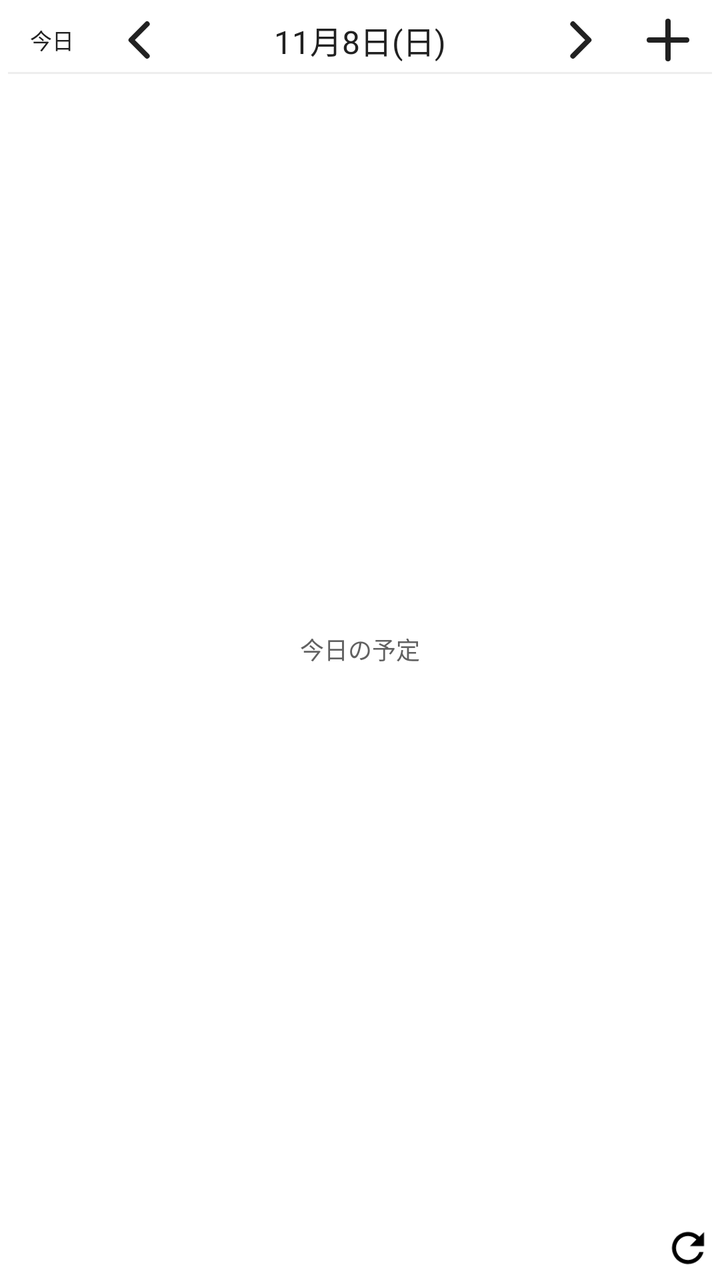
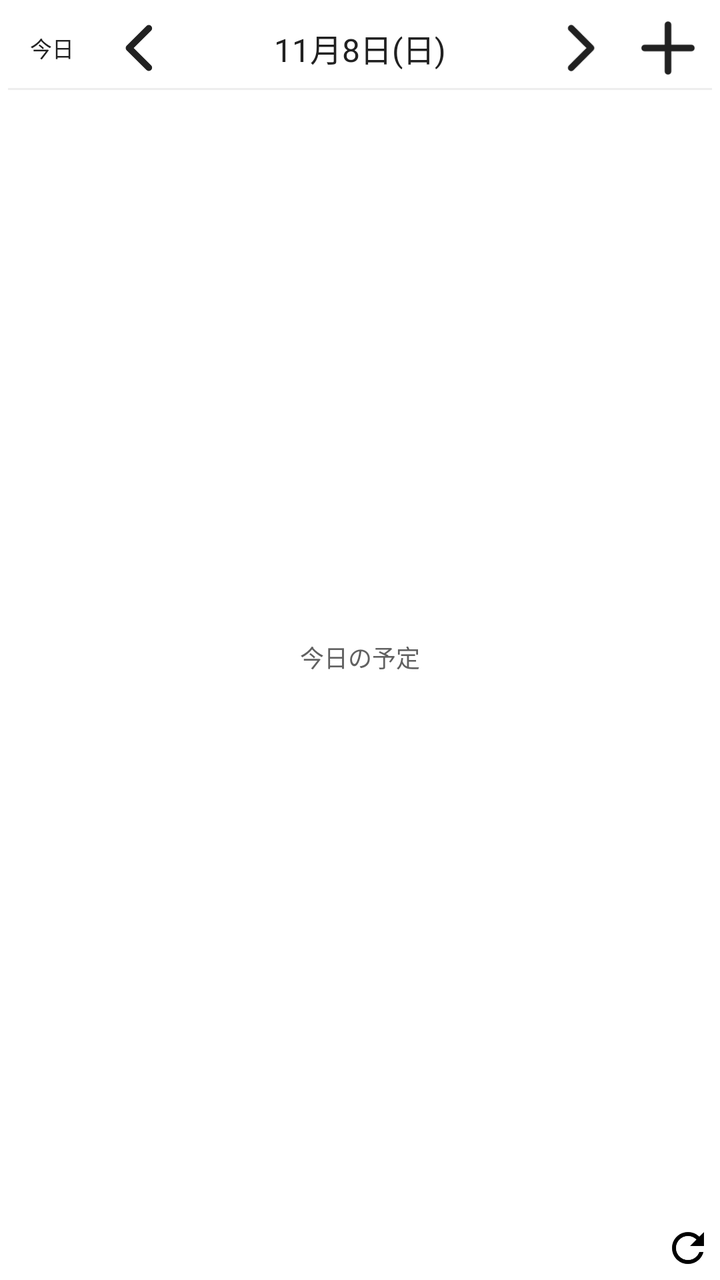

An Android layout rendered at two revisions. The XML below is the earlier revision; the diff shows what the commit changed to produce the second picture.
<!-- AndroidManifest.xml: fallback theme Theme.MaterialComponents.DayNight.NoActionBar -->
<!-- res/layout/daily_calendar_widget_loading.xml -->
<?xml version="1.0" encoding="utf-8"?>
<FrameLayout xmlns:android="http://schemas.android.com/apk/res/android"
    android:layout_width="match_parent" android:layout_height="match_parent"
    android:background="@drawable/calendar_widget_background" android:padding="4dp">
    <LinearLayout android:id="@+id/calendar_content" android:layout_width="match_parent"
        android:layout_height="match_parent" android:orientation="vertical">
        <LinearLayout android:id="@+id/daily_compact_header" android:layout_width="match_parent"
            android:layout_height="20dp" android:visibility="gone" android:gravity="center_vertical">
            <TextView android:id="@+id/daily_compact_date" android:layout_width="0dp" android:layout_weight="1"
                android:layout_height="match_parent" android:gravity="center" android:maxLines="1"
                android:textSize="12sp" android:textColor="#212121" android:ellipsize="end"/>
            <ImageView android:id="@+id/daily_compact_refresh" android:layout_width="24dp" android:layout_height="match_parent"
                android:scaleType="fitCenter" android:src="@drawable/ic_widget_refresh" android:contentDescription="更新"/>
        </LinearLayout>
        <LinearLayout android:layout_width="match_parent" android:layout_height="32dp"
            android:gravity="center_vertical" android:baselineAligned="false">
            <TextView android:id="@+id/calendar_today" android:layout_width="0dp" android:layout_weight="1" android:layout_height="match_parent"
                android:gravity="center" android:includeFontPadding="false" android:text="今日" android:textSize="11sp" android:textColor="#212121"/>
            <ImageView android:id="@+id/calendar_previous" android:layout_width="0dp" android:layout_weight="1" android:layout_height="match_parent"
                android:scaleType="fitCenter" android:src="@drawable/calendar_widget_previous" android:contentDescription="前日"/>
            <TextView android:id="@+id/calendar_selected_date" android:text="11月8日(日)" android:layout_width="0dp" android:layout_weight="4"
                android:layout_height="match_parent" android:gravity="center" android:includeFontPadding="false"
                android:textSize="16sp" android:textColor="#212121" android:maxLines="1" android:ellipsize="end"/>
            <ImageView android:id="@+id/calendar_next" android:layout_width="0dp" android:layout_weight="1" android:layout_height="match_parent"
                android:scaleType="fitCenter" android:src="@drawable/calendar_widget_next" android:contentDescription="翌日"/>
            <ImageView android:id="@+id/calendar_add" android:layout_width="0dp" android:layout_weight="1" android:layout_height="match_parent"
                android:scaleType="fitCenter" android:src="@drawable/calendar_widget_add" android:contentDescription="予定を追加"/>
        </LinearLayout>
        <TextView android:layout_width="match_parent" android:layout_height="1dp" android:background="#EEEEEE"/>
        <FrameLayout android:layout_width="match_parent" android:layout_height="0dp" android:layout_weight="1">
            <ListView android:id="@+id/calendar_events" android:layout_width="match_parent" android:layout_height="match_parent"
                android:divider="@android:color/transparent" android:dividerHeight="0dp" android:scrollbars="vertical"/>
            <TextView android:id="@+id/calendar_empty" android:text="今日の予定" android:layout_width="match_parent" android:layout_height="match_parent"
                android:gravity="center" android:textSize="12sp" android:textColor="#616161"/>
        </FrameLayout>
        <LinearLayout android:id="@+id/daily_footer" android:layout_width="match_parent" android:layout_height="24dp" android:gravity="center_vertical">
            <TextView android:id="@+id/calendar_last_updated" android:layout_width="0dp" android:layout_weight="1"
                android:layout_height="match_parent" android:gravity="end|center_vertical"
                android:textSize="9sp" android:textColor="#616161" android:maxLines="1" android:ellipsize="end"/>
            <ImageView android:id="@+id/calendar_refresh" android:layout_width="24dp" android:layout_height="match_parent"
                android:scaleType="fitCenter" android:src="@drawable/ic_widget_refresh" android:contentDescription="更新"/>
        </LinearLayout>
    </LinearLayout>
    <TextView android:id="@+id/calendar_message" android:layout_width="match_parent" android:layout_height="match_parent"
        android:text="表示対象グループを設定してください" android:gravity="center" android:textSize="12sp" android:textColor="#212121" android:visibility="gone"/>
</FrameLayout>
<!-- resources referenced by this layout -->
<resources>
  <!-- drawable calendar_widget_add (drawable) -->
  <?xml version="1.0" encoding="utf-8"?>
  <vector xmlns:android="http://schemas.android.com/apk/res/android"
      android:width="24dp" android:height="24dp"
      android:viewportWidth="24" android:viewportHeight="24">
      <path android:pathData="M5,12 L19,12 M12,5 L12,19"
          android:fillColor="@android:color/transparent" android:strokeColor="#212121"
          android:strokeWidth="2" android:strokeLineCap="round"/>
  </vector>
  <!-- drawable calendar_widget_background (drawable) -->
  <?xml version="1.0" encoding="utf-8"?>
  <shape xmlns:android="http://schemas.android.com/apk/res/android" android:shape="rectangle">
      <solid android:color="#FFFFFF"/>
      <corners android:radius="24dp"/>
  </shape>
  <!-- drawable calendar_widget_next (drawable) -->
  <?xml version="1.0" encoding="utf-8"?>
  <vector xmlns:android="http://schemas.android.com/apk/res/android"
      android:width="40dp" android:height="36dp"
      android:viewportWidth="40" android:viewportHeight="36">
      <path android:pathData="M16,9 L25,18 L16,27"
          android:fillColor="@android:color/transparent" android:strokeColor="#212121"
          android:strokeWidth="3" android:strokeLineCap="round" android:strokeLineJoin="round"/>
  </vector>
  <!-- drawable calendar_widget_previous (drawable) -->
  <?xml version="1.0" encoding="utf-8"?>
  <vector xmlns:android="http://schemas.android.com/apk/res/android"
      android:width="40dp" android:height="36dp"
      android:viewportWidth="40" android:viewportHeight="36">
      <path android:pathData="M24,9 L15,18 L24,27"
          android:fillColor="@android:color/transparent" android:strokeColor="#212121"
          android:strokeWidth="3" android:strokeLineCap="round" android:strokeLineJoin="round"/>
  </vector>
  <!-- drawable ic_widget_refresh (drawable) -->
  <vector xmlns:android="http://schemas.android.com/apk/res/android"
      android:width="24dp"
      android:height="24dp"
      android:viewportWidth="24"
      android:viewportHeight="24">
      <path
          android:fillColor="#FF000000"
          android:pathData="M17.65,6.35C16.2,4.9 14.21,4 12,4C7.58,4 4.01,7.58 4.01,12S7.58,20 12,20C15.73,20 18.84,17.45 19.73,14H17.65C16.82,16.33 14.61,18 12,18C8.69,18 6,15.31 6,12S8.69,6 12,6C13.66,6 15.14,6.69 16.22,7.78L13,11H20V4L17.65,6.35Z" />
  </vector>
</resources>

<!-- the commit's change to res/layout/daily_calendar_widget_loading.xml (unified diff, before → after) -->
@@ -12,7 +12,7 @@
             <ImageView android:id="@+id/daily_compact_refresh" android:layout_width="24dp" android:layout_height="match_parent"
                 android:scaleType="fitCenter" android:src="@drawable/ic_widget_refresh" android:contentDescription="更新"/>
         </LinearLayout>
-        <LinearLayout android:layout_width="match_parent" android:layout_height="32dp"
+        <LinearLayout android:layout_width="match_parent" android:layout_height="40dp"
             android:gravity="center_vertical" android:baselineAligned="false">
             <TextView android:id="@+id/calendar_today" android:layout_width="0dp" android:layout_weight="1" android:layout_height="match_parent"
                 android:gravity="center" android:includeFontPadding="false" android:text="今日" android:textSize="11sp" android:textColor="#212121"/>
